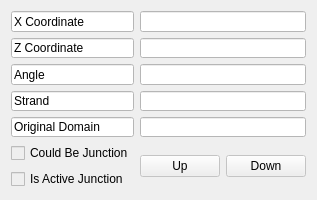
Qt form ui/dialogs/informers/NEMid.ui (NATuG3/NATuG3) before a commit.
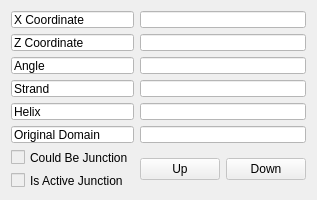
The same form after that commit.

Commit message: Add helix info to informers

The edit to the form file:
```diff
--- a/ui/dialogs/informers/NEMid.ui
+++ b/ui/dialogs/informers/NEMid.ui
@@ -26,26 +26,7 @@
             <string>NEMid Information</string>
         </property>
         <layout class="QGridLayout" name="gridLayout">
-            <item row="5" column="0">
-                <widget class="QCheckBox" name="junctable">
-                    <property name="enabled">
-                        <bool>false</bool>
-                    </property>
-                    <property name="styleSheet">
-                        <string notr="true">QCheckBox::disabled{
-                            color: rgb(0, 0, 0)
-                            }
-                        </string>
-                    </property>
-                    <property name="text">
-                        <string>Could Be Junction</string>
-                    </property>
-                    <property name="checkable">
-                        <bool>true</bool>
-                    </property>
-                </widget>
-            </item>
-            <item row="6" column="0">
+   <item row="7" column="0">
                 <widget class="QCheckBox" name="junction">
                     <property name="enabled">
                         <bool>false</bool>
@@ -64,6 +45,25 @@
                     </property>
                 </widget>
             </item>
+   <item row="6" column="0">
+    <widget class="QCheckBox" name="junctable">
+     <property name="enabled">
+      <bool>false</bool>
+     </property>
+     <property name="styleSheet">
+      <string notr="true">QCheckBox::disabled{
+                            color: rgb(0, 0, 0)
+                            }
+                        </string>
+     </property>
+     <property name="text">
+      <string>Could Be Junction</string>
+     </property>
+     <property name="checkable">
+      <bool>true</bool>
+     </property>
+    </widget>
+   </item>
             <item row="3" column="2">
                 <widget class="QLineEdit" name="strand">
                     <property name="enabled">
@@ -81,7 +81,7 @@
                     </property>
                 </widget>
             </item>
-            <item row="4" column="2">
+   <item row="5" column="2">
                 <widget class="QLineEdit" name="original_domain">
                     <property name="enabled">
                         <bool>false</bool>
@@ -98,6 +98,26 @@
                     </property>
                 </widget>
             </item>
+   <item row="5" column="0">
+    <widget class="QLineEdit" name="lineEdit_4">
+     <property name="enabled">
+      <bool>false</bool>
+     </property>
+     <property name="styleSheet">
+      <string notr="true">QLineEdit::disabled{
+                            color: rgb(0, 0, 0);
+                            background: rgb(255, 255, 255)
+                            }
+                        </string>
+     </property>
+     <property name="text">
+      <string>Original Domain</string>
+     </property>
+     <property name="readOnly">
+      <bool>true</bool>
+     </property>
+    </widget>
+   </item>
             <item row="0" column="0">
                 <widget class="QLineEdit" name="lineEdit_2">
                     <property name="enabled">
@@ -118,26 +138,6 @@
                     </property>
                 </widget>
             </item>
-            <item row="4" column="0">
-                <widget class="QLineEdit" name="lineEdit_4">
-                    <property name="enabled">
-                        <bool>false</bool>
-                    </property>
-                    <property name="styleSheet">
-                        <string notr="true">QLineEdit::disabled{
-                            color: rgb(0, 0, 0);
-                            background: rgb(255, 255, 255)
-                            }
-                        </string>
-                    </property>
-                    <property name="text">
-                        <string>Original Domain</string>
-                    </property>
-                    <property name="readOnly">
-                        <bool>true</bool>
-                    </property>
-                </widget>
-            </item>
             <item row="1" column="0">
                 <widget class="QLineEdit" name="lineEdit_3">
                     <property name="enabled">
@@ -249,7 +249,7 @@
                     </property>
                 </widget>
             </item>
-            <item row="5" column="2" rowspan="2">
+   <item row="6" column="2" rowspan="2">
                 <layout class="QHBoxLayout" name="horizontalLayout">
                     <item>
                         <widget class="QPushButton" name="up">
@@ -291,6 +291,37 @@
                     </item>
                 </layout>
             </item>
+   <item row="4" column="0">
+    <widget class="QLineEdit" name="lineEdit_6">
+     <property name="enabled">
+      <bool>false</bool>
+     </property>
+     <property name="styleSheet">
+      <string notr="true">QLineEdit::disabled{
+                            color: rgb(0, 0, 0);
+                            background: rgb(255, 255, 255)
+                            }
+                        </string>
+     </property>
+     <property name="text">
+      <string>Helix</string>
+     </property>
+    </widget>
+   </item>
+   <item row="4" column="2">
+    <widget class="QLineEdit" name="helix">
+     <property name="enabled">
+      <bool>false</bool>
+     </property>
+     <property name="styleSheet">
+      <string notr="true">QLineEdit::disabled{
+                            color: rgb(0, 0, 0);
+                            background: rgb(255, 255, 255)
+                            }
+                        </string>
+     </property>
+    </widget>
+   </item>
         </layout>
     </widget>
     <resources/>
```
Left out of the diff: 34 changed lines with no effect on the pictures. Lines whose indentation alone changed are shown as unchanged. The commit also changes 3 other files.
